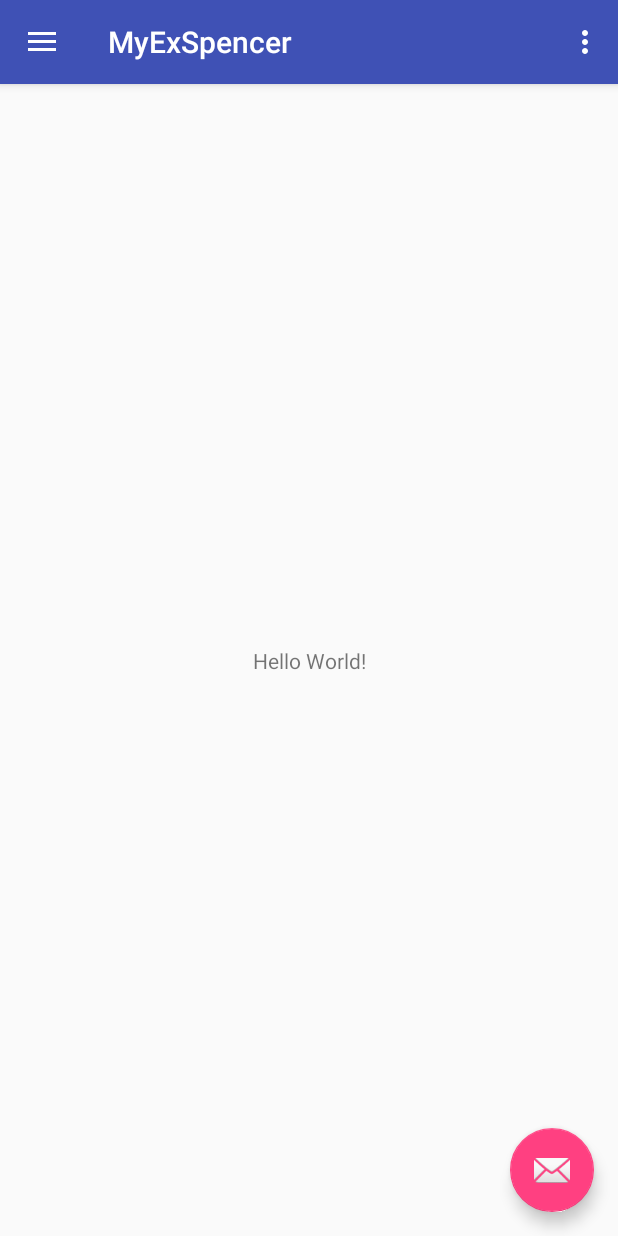
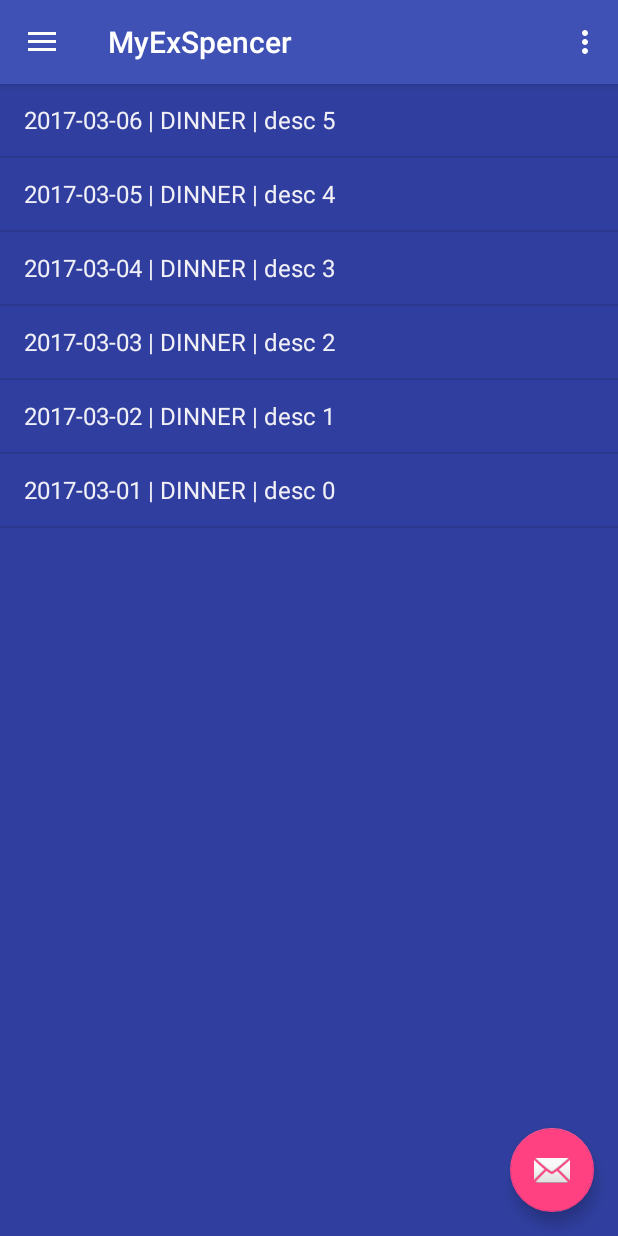
Before and after one commit to matigrab/MyExSpencer, an Android app: the screen it shows after launch (MainActivity), in the side drawer, after a tap on "Expenses", on a phone screen of 412 x 824 dp. Run offline under Robolectric (Android 15) with nearby library versions, the phone set to English and light mode, and no system bars.

Commit message:
Expenses list implemented

```diff
--- a/app/src/main/java/com/matpaw/myexspencer/MainActivity.java
+++ b/app/src/main/java/com/matpaw/myexspencer/MainActivity.java
@@ -12,13 +12,19 @@ import android.support.v7.app.AppCompatActivity;
 import android.support.v7.widget.Toolbar;
 import android.view.Menu;
 import android.view.MenuItem;
+import android.widget.ArrayAdapter;
+import android.widget.ListView;
 import android.widget.TextView;
+import android.widget.ViewFlipper;
 
 import com.google.common.base.Optional;
+import com.matpaw.myexspencer.model.Expense;
 import com.matpaw.myexspencer.model.Trip;
 import com.matpaw.myexspencer.read.DataReader;
+import com.matpaw.myexspencer.utils.Dates;
 
 import java.text.SimpleDateFormat;
+import java.util.Collection;
 import java.util.Date;
 
 public class MainActivity extends AppCompatActivity
@@ -99,16 +105,12 @@ public class MainActivity extends AppCompatActivity
         // Handle navigation view item clicks here.
         int id = item.getItemId();
 
-        if (id == R.id.nav_camera) {
-            // Handle the camera action
-        } else if (id == R.id.nav_gallery) {
+        ViewFlipper viewFlipper = (ViewFlipper) findViewById(R.id.viewFlipper);
 
-        } else if (id == R.id.nav_slideshow) {
-
-        } else if (id == R.id.nav_manage) {
-
-        } else if (id == R.id.nav_share) {
-
+        if (id == R.id.nav_status) {
+            viewFlipper.setDisplayedChild(0);
+        } else if (id == R.id.nav_expenses) {
+            flipToExpensesView(viewFlipper);
         }
 
         DrawerLayout drawer = (DrawerLayout) findViewById(R.id.drawer_layout);
@@ -116,6 +118,18 @@ public class MainActivity extends AppCompatActivity
         return true;
     }
 
+    private void flipToExpensesView(ViewFlipper viewFlipper) {
+        ListView expensesListView = (ListView) findViewById(R.id.expensesListView);
+        ArrayAdapter<String> adapter = new ArrayAdapter<>(getApplicationContext(), android.R.layout.simple_list_item_1);
+        expensesListView.setAdapter(adapter);
+        Collection<Expense> expenses = DataReader.get().getExpensesForActiveTrip();
+        for (Expense expense : expenses) {
+            adapter.add(Dates.format(expense.getDate()) + " | " + expense.getExpenseType() + " | " + expense.getDescription());
+        }
+        adapter.notifyDataSetChanged();
+        viewFlipper.setDisplayedChild(1);
+    }
+
     public String getCurrentDate() {
         SimpleDateFormat simpleDateFormat = new SimpleDateFormat("yyyy-MM-dd");
         return simpleDateFormat.format(new Date());
--- a/app/src/main/java/com/matpaw/myexspencer/cache/DataCache.java
+++ b/app/src/main/java/com/matpaw/myexspencer/cache/DataCache.java
@@ -1,14 +1,20 @@
 package com.matpaw.myexspencer.cache;
 
 import com.google.common.collect.HashMultimap;
+import com.google.common.collect.Lists;
 import com.google.common.collect.Maps;
 import com.google.common.collect.Multimap;
 import com.google.common.collect.Sets;
 import com.matpaw.myexspencer.model.Expense;
+import com.matpaw.myexspencer.model.ExpenseType;
+import com.matpaw.myexspencer.model.LimitConsumptionType;
 import com.matpaw.myexspencer.model.Trip;
 import com.matpaw.myexspencer.utils.Dates;
 
 import java.util.Collection;
+import java.util.Collections;
+import java.util.Date;
+import java.util.List;
 import java.util.Map;
 import java.util.Set;
 import java.util.UUID;
@@ -26,6 +32,7 @@ public class DataCache {
         if(dataCache == null) {
             dataCache = new DataCache();
             dataCache.reload();
+            dataCache.addTestData(); //TODO: remove after reload() implementation
         }
         return dataCache;
     }
@@ -35,7 +42,31 @@ public class DataCache {
     }
 
     public void reload() {
+        // TODO: reload from file
+    }
+
+    private void addTestData() {
         UUID tripToGent2017Id = UUID.randomUUID();
         trips.add(new Trip(tripToGent2017Id, "Gent 2017", Dates.get(2017, 03, 01), Dates.get(2017, 03, 15)));
+
+        for(int i = 0; i <= 5; i++) {
+            UUID id = UUID.randomUUID();
+            Expense expense = new Expense(id, Dates.get(2017, 03, i + 1), "desc " + i, ExpenseType.DINNER, "mati", 1.0f + i, LimitConsumptionType.YES);
+            expenses.add(expense);
+
+            tripToExpenses.put(tripToGent2017Id, id);
+        }
+    }
+
+    public Collection<Expense> getExpensesForTrip(UUID tripId) {
+        List<Expense> expensesForTrip = Lists.newArrayList();
+        Collection<UUID> expensesIds = tripToExpenses.get(tripId);
+        for (Expense expense : expenses) {
+            if(expensesIds.contains(expense.getId())) {
+                expensesForTrip.add(expense);
+            }
+        }
+        Collections.sort(expensesForTrip);
+        return expensesForTrip;
     }
 }
--- a/app/src/main/java/com/matpaw/myexspencer/model/Expense.java
+++ b/app/src/main/java/com/matpaw/myexspencer/model/Expense.java
@@ -1,5 +1,62 @@
 package com.matpaw.myexspencer.model;
 
-public class Expense {
+import android.support.annotation.NonNull;
+
+import java.util.Date;
+import java.util.UUID;
+
+public class Expense implements Comparable {
+    private UUID id;
+    private Date date;
     private String description;
+    private ExpenseType expenseType;
+    private String payer;
+    private float value;
+    private LimitConsumptionType limitConsumptionType;
+
+    public Expense(UUID id, Date date, String description, ExpenseType expenseType, String payer, float value, LimitConsumptionType limitConsumptionType) {
+        this.id = id;
+        this.date = date;
+        this.description = description;
+        this.expenseType = expenseType;
+        this.payer = payer;
+        this.value = value;
+        this.limitConsumptionType = limitConsumptionType;
+    }
+
+    public LimitConsumptionType getLimitConsumptionType() {
+        return limitConsumptionType;
+    }
+
+    public float getValue() {
+        return value;
+    }
+
+    public String getPayer() {
+        return payer;
+    }
+
+    public ExpenseType getExpenseType() {
+        return expenseType;
+    }
+
+    public Date getDate() {
+        return date;
+    }
+
+    public UUID getId() {
+        return id;
+    }
+
+    public String getDescription() {
+        return description;
+    }
+
+    @Override
+    public int compareTo(@NonNull Object o) {
+        if(o instanceof Expense) {
+            return (((Expense) o).getDate()).compareTo(getDate());
+        }
+        throw new IllegalArgumentException("Not Expense!");
+    }
 }
--- /dev/null
+++ b/app/src/main/java/com/matpaw/myexspencer/model/ExpenseType.java
@@ -0,0 +1,6 @@
+package com.matpaw.myexspencer.model;
+
+
+public enum ExpenseType {
+    DINNER, LUNCH, PUBLIC_TRANSPORT, TRAIN, SOUVENIRS
+}
--- /dev/null
+++ b/app/src/main/java/com/matpaw/myexspencer/model/LimitConsumptionType.java
@@ -0,0 +1,5 @@
+package com.matpaw.myexspencer.model;
+
+public enum LimitConsumptionType {
+    YES, NO, OPTIONAL
+}
--- a/app/src/main/java/com/matpaw/myexspencer/read/DataReader.java
+++ b/app/src/main/java/com/matpaw/myexspencer/read/DataReader.java
@@ -2,10 +2,12 @@ package com.matpaw.myexspencer.read;
 
 import com.google.common.base.Optional;
 import com.matpaw.myexspencer.cache.DataCache;
+import com.matpaw.myexspencer.model.Expense;
 import com.matpaw.myexspencer.model.Trip;
 import com.matpaw.myexspencer.utils.Dates;
 
 import java.util.Collection;
+import java.util.Collections;
 
 public class DataReader {
     private static DataReader dataReader;
@@ -24,4 +26,12 @@ public class DataReader {
     public Optional<Trip> getActiveTrip() {
         return Optional.of(DataCache.get().getTrips().iterator().next());
     }
+
+    public Collection<Expense> getExpensesForActiveTrip() {
+        Optional<Trip> activeTrip = getActiveTrip();
+        if(activeTrip.isPresent()) {
+            return DataCache.get().getExpensesForTrip(activeTrip.get().getId());
+        }
+        return Collections.EMPTY_SET;
+    }
 }
--- a/app/src/main/java/com/matpaw/myexspencer/utils/Dates.java
+++ b/app/src/main/java/com/matpaw/myexspencer/utils/Dates.java
@@ -9,4 +9,17 @@ public class Dates {
         calendar.set(year, month, day);
         return calendar.getTime();
     }
+
+    public static String format(Date date) {
+        Calendar calendar = Calendar.getInstance();
+        calendar.setTime(date);
+
+        int month = calendar.get(Calendar.MONTH);
+        String monthString = (month < 10) ? "0" + month : "" + month;
+
+        int day = calendar.get(Calendar.DAY_OF_MONTH);
+        String dayString = (day < 10) ? "0" + day : "" + day;
+
+        return calendar.get(Calendar.YEAR) + "-" + monthString + "-" + dayString;
+    }
 }
--- a/app/src/main/res/layout/app_bar_main.xml
+++ b/app/src/main/res/layout/app_bar_main.xml
@@ -7,6 +7,10 @@
     android:layout_height="match_parent"
     tools:context="com.matpaw.myexspencer.MainActivity">
 
+    <LinearLayout
+        android:layout_width="match_parent"
+        android:layout_height="match_parent"
+        android:orientation="vertical">
         <android.support.design.widget.AppBarLayout
             android:layout_height="wrap_content"
             android:layout_width="match_parent"
@@ -21,7 +25,15 @@
 
         </android.support.design.widget.AppBarLayout>
 
-    <include layout="@layout/content_main"/>
+        <ViewFlipper android:id="@+id/viewFlipper"
+            android:layout_width="match_parent"
+            android:layout_height="match_parent">
+
+            <include layout="@layout/content_main" />
+            <include layout="@layout/content_expenses"/>
+
+        </ViewFlipper>
+    </LinearLayout>
 
     <android.support.design.widget.FloatingActionButton
         android:id="@+id/fab"
--- /dev/null
+++ b/app/src/main/res/layout/content_expenses.xml
@@ -0,0 +1,35 @@
+<?xml version="1.0" encoding="utf-8"?>
+<android.support.constraint.ConstraintLayout
+    xmlns:android="http://schemas.android.com/apk/res/android"
+    xmlns:tools="http://schemas.android.com/tools"
+    xmlns:app="http://schemas.android.com/apk/res-auto"
+    android:layout_width="match_parent"
+    android:layout_height="match_parent"
+    app:layout_behavior="@string/appbar_scrolling_view_behavior"
+    tools:showIn="@layout/app_bar_main"
+    tools:context="com.matpaw.myexspencer.MainActivity">
+
+    <LinearLayout
+        android:layout_width="match_parent"
+        android:layout_height="match_parent">
+        <ScrollView
+            android:layout_width="match_parent"
+            android:layout_height="match_parent"
+            android:fillViewport="true">
+
+            <LinearLayout
+                android:layout_width="match_parent"
+                android:layout_height="match_parent"
+                android:orientation="vertical"
+                android:background="@color/colorPrimaryDark">
+                <ListView
+                    android:layout_width="match_parent"
+                    android:layout_height="match_parent"
+                    android:id="@+id/expensesListView"/>
+            </LinearLayout>
+        </ScrollView>
+    </LinearLayout>
+
+
+
+</android.support.constraint.ConstraintLayout>
--- a/app/src/main/res/layout/content_main.xml
+++ b/app/src/main/res/layout/content_main.xml
@@ -12,10 +12,6 @@
     <TextView
         android:layout_width="wrap_content"
         android:layout_height="wrap_content"
-        android:text="Hello World!"
-        app:layout_constraintBottom_toBottomOf="parent"
-        app:layout_constraintLeft_toLeftOf="parent"
-        app:layout_constraintRight_toRightOf="parent"
-        app:layout_constraintTop_toTopOf="parent" />
+        android:text="Hello World!" />
 
 </android.support.constraint.ConstraintLayout>
--- a/app/src/main/res/menu/activity_main_drawer.xml
+++ b/app/src/main/res/menu/activity_main_drawer.xml
@@ -3,19 +3,19 @@
 
     <group android:checkableBehavior="single">
         <item
-            android:id="@+id/nav_camera"
+            android:id="@+id/nav_status"
             android:icon="@drawable/ic_menu_camera"
             android:title="Status" />
         <item
-            android:id="@+id/nav_gallery"
+            android:id="@+id/nav_expenses"
             android:icon="@drawable/ic_menu_gallery"
             android:title="Expenses" />
         <item
-            android:id="@+id/nav_slideshow"
+            android:id="@+id/nav_limitations"
             android:icon="@drawable/ic_menu_slideshow"
             android:title="Limitations" />
         <item
-            android:id="@+id/nav_manage"
+            android:id="@+id/nav_settings"
             android:icon="@drawable/ic_menu_manage"
             android:title="Settings" />
     </group>
@@ -23,7 +23,7 @@
     <item android:title="Synchronization">
         <menu>
             <item
-                android:id="@+id/nav_share"
+                android:id="@+id/nav_synchronization"
                 android:icon="@drawable/ic_menu_share"
                 android:title="Synchronize" />
         </menu>
```
Lines whose indentation alone changed are shown as unchanged.
